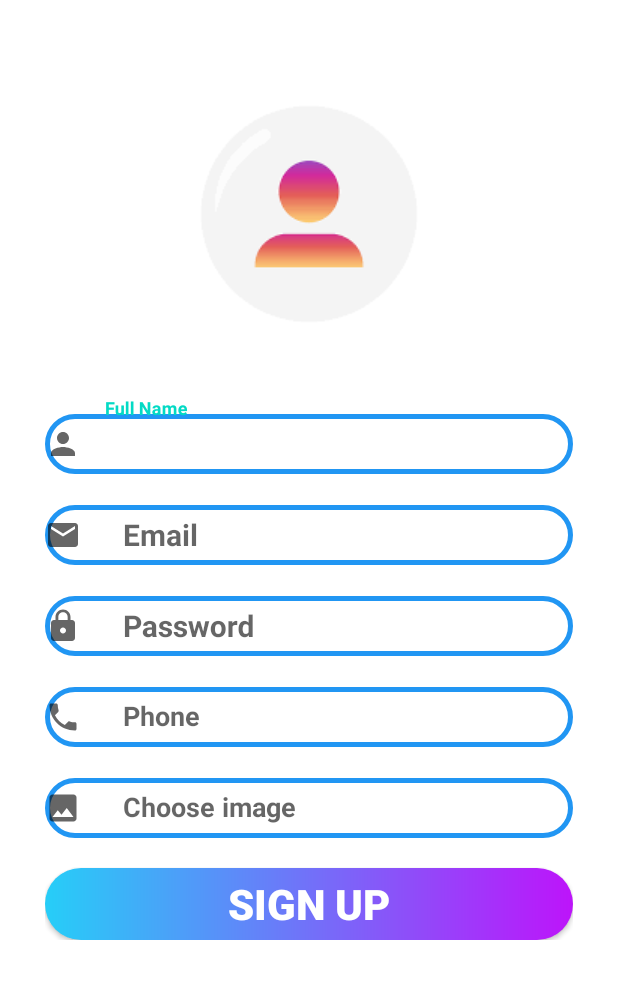
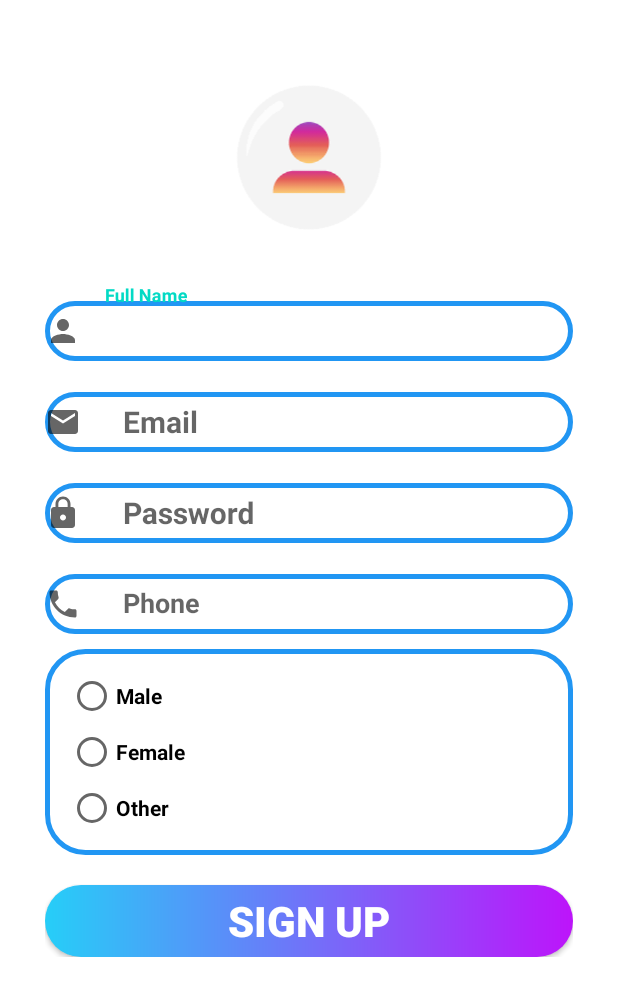
Before and after one commit to yaklesh0007/Androidapplication_blogportalsystem, an Android app: the SignUpActivity screen opened directly, with no data from a screen before it, on a phone screen of 412 x 824 dp. Shown: the top 996 px of the screen. Run offline under Robolectric (Android 15) with nearby library versions, the phone set to English and light mode, and no system bars; 1 statement that could not run was skipped.

Commit message:
add properties usertype and gender. so it needs to be change in signup form.Therefore added fields as per need

```diff
--- a/app/src/main/java/com/example/blogportalsystem/model/User.kt
+++ b/app/src/main/java/com/example/blogportalsystem/model/User.kt
@@ -8,12 +8,13 @@ import androidx.room.PrimaryKey
 @Entity
 data class User
     (
-    val UserFullName:String?=null,
-    val UserEmail:String?=null,
-    val UserPassword:String?=null,
-    val UserPhone:String?=null,
-    val UserImage:String?=null
+    val _id:String?=null,
+    val username:String?=null,
+    val email:String?=null,
+    val password:String?=null,
+    val phone:Int?=null,
+    val image:String?=null,
+    val gender:String?=null,
+    val userType:String?=null
 ){
-@PrimaryKey(autoGenerate = true)
-var userId:Int=0
 }
--- a/app/src/main/res/layout/activity_sign_up.xml
+++ b/app/src/main/res/layout/activity_sign_up.xml
@@ -6,51 +6,34 @@
     android:layout_height="match_parent"
     android:background="#FFF"
     tools:context=".SignUpActivity">
+
     <LinearLayout
         android:layout_width="match_parent"
         android:layout_height="wrap_content"
         android:orientation="vertical"
-    android:padding="30dp"
-    >
+        android:padding="30dp">
+
         <ImageView
             android:layout_width="match_parent"
-        android:layout_height="wrap_content"
-        android:src="@drawable/signup"/>
+            android:layout_height="150dp"
+            android:src="@drawable/signup" />
+
         <com.google.android.material.textfield.TextInputLayout
             android:layout_width="match_parent"
             android:layout_height="wrap_content"
             android:layout_marginTop="10dp">
 
             <EditText
-            android:layout_width="match_parent"
-            android:layout_height="40dp"
-           android:textStyle="bold"
                 android:id="@+id/edtfullname"
-            android:background="@drawable/edtextshape"
-            android:textSize="20sp"
-            android:inputType="textEmailAddress"
-            android:drawableStart="@drawable/ic_baseline_person_24"
-            android:hint="      Full Name"
-            android:textColor="#0F40EF"
-            />
-    </com.google.android.material.textfield.TextInputLayout>
-    <com.google.android.material.textfield.TextInputLayout
-        android:layout_width="match_parent"
-        android:layout_height="wrap_content"
-        android:layout_marginTop="10dp">
-
-        <EditText
                 android:layout_width="match_parent"
                 android:layout_height="40dp"
                 android:background="@drawable/edtextshape"
-            android:id="@+id/edtemail"
+                android:drawableStart="@drawable/ic_baseline_person_24"
+                android:hint="      Full Name"
+                android:inputType="textEmailAddress"
+                android:textColor="#0F40EF"
                 android:textSize="20sp"
-            android:inputType="textEmailAddress"
-            android:drawableStart="@drawable/ic_baseline_email_24"
-            android:hint="      Email"
-            android:textStyle="bold"
-            android:textColor="#0F40EF"
-            />
+                android:textStyle="bold" />
         </com.google.android.material.textfield.TextInputLayout>
 
         <com.google.android.material.textfield.TextInputLayout
@@ -59,60 +42,96 @@
             android:layout_marginTop="10dp">
 
             <EditText
+                android:id="@+id/edtemail"
                 android:layout_width="match_parent"
                 android:layout_height="40dp"
                 android:background="@drawable/edtextshape"
-            android:id="@+id/edtpassword"
-            android:inputType="textPassword"
-            android:textStyle="bold"
+                android:drawableStart="@drawable/ic_baseline_email_24"
+                android:hint="      Email"
+                android:inputType="textEmailAddress"
+                android:textColor="#0F40EF"
                 android:textSize="20sp"
-            android:drawableStart="@drawable/ic_baseline_lock_24"
-            android:hint="      Password"
-            android:textColor="#0F40EF"
-            />
+                android:textStyle="bold" />
         </com.google.android.material.textfield.TextInputLayout>
 
         <com.google.android.material.textfield.TextInputLayout
             android:layout_width="match_parent"
             android:layout_height="wrap_content"
             android:layout_marginTop="10dp">
+
             <EditText
+                android:id="@+id/edtpassword"
                 android:layout_width="match_parent"
                 android:layout_height="40dp"
-            android:id="@+id/edtphone"
-            android:textStyle="bold"
                 android:background="@drawable/edtextshape"
-            android:drawableStart="@drawable/ic_baseline_local_phone_24"
-            android:hint="      Phone"
-            android:inputType="phone"
-            android:textColor="#0F40EF"/>
+                android:drawableStart="@drawable/ic_baseline_lock_24"
+                android:hint="      Password"
+                android:inputType="textPassword"
+                android:textColor="#0F40EF"
+                android:textSize="20sp"
+                android:textStyle="bold" />
         </com.google.android.material.textfield.TextInputLayout>
 
         <com.google.android.material.textfield.TextInputLayout
             android:layout_width="match_parent"
             android:layout_height="wrap_content"
             android:layout_marginTop="10dp">
+
             <EditText
+                android:id="@+id/edtphone"
                 android:layout_width="match_parent"
                 android:layout_height="40dp"
+                android:background="@drawable/edtextshape"
+                android:drawableStart="@drawable/ic_baseline_local_phone_24"
+                android:hint="      Phone"
+                android:inputType="phone"
+                android:textColor="#0F40EF"
+                android:textStyle="bold" />
+        </com.google.android.material.textfield.TextInputLayout>
+
+        <RadioGroup
+            android:id="@+id/RdoGroup"
+            android:layout_width="match_parent"
+            android:layout_height="wrap_content"
+            android:layout_marginTop="10dp"
+            android:background="@drawable/edtextshape"
+            android:padding="15dp"
+            android:tooltipText="Gender">
+
+            <RadioButton
+                android:id="@+id/RdoMale"
+                android:layout_width="match_parent"
+                android:layout_height="wrap_content"
                 android:textStyle="bold"
-            android:id="@+id/edtimage"
-            android:background="@drawable/edtextshape"
-            android:drawableStart="@drawable/ic_baseline_image_24"
-            android:hint="      Choose image"
-            android:textColor="#0F40EF"/>
-    </com.google.android.material.textfield.TextInputLayout>
+                android:text="Male" />
+
+            <RadioButton
+                android:id="@+id/RdoFemale"
+                android:layout_width="match_parent"
+                android:layout_height="wrap_content"
+                android:layout_marginTop="5dp"
+                android:textStyle="bold"
+                android:text="Female" />
+
+            <RadioButton
+                android:id="@+id/RdoOther"
+                android:layout_width="match_parent"
+                android:layout_height="wrap_content"
+                android:layout_marginTop="5dp"
+                android:textStyle="bold"
+                android:text="Other" />
+        </RadioGroup>
+
         <Button
+            android:id="@+id/btnSignup"
             android:layout_width="match_parent"
             android:layout_height="wrap_content"
             android:layout_marginTop="20dp"
             android:background="@drawable/shape"
-        android:id="@+id/btnSignup"
+            android:text="Sign UP"
             android:textColor="#FFF"
-        android:text="Sign UP"
             android:textSize="28sp"
-        android:textStyle="bold"
-        />
+            android:textStyle="bold" />
 
     </LinearLayout>
 
```
Lines whose indentation alone changed are shown as unchanged.
